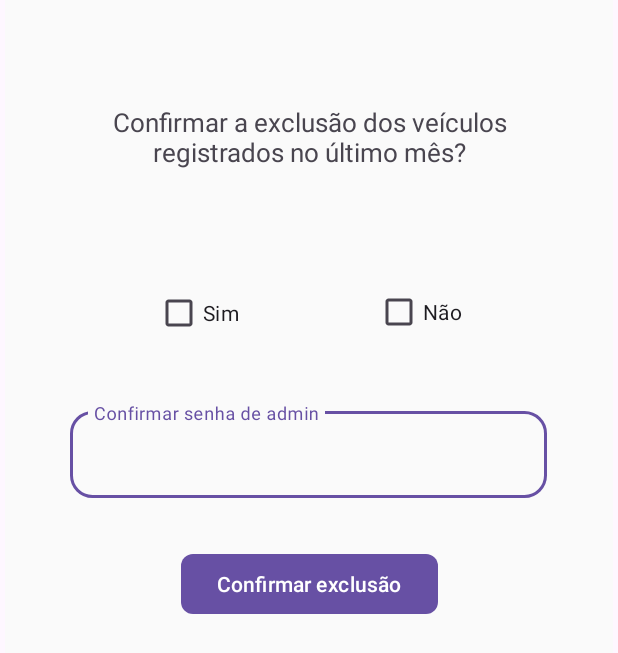
After one commit to liviaizidorio/Projeto-JBS-Estacionamento, an Android app: the ConfirmExclusionCardExt screen opened directly, with no data from a screen before it, on a phone screen of 412 x 824 dp. The commit adds this screen. Shown: the top 653 px of the screen. Run offline under Robolectric (Android 15) with nearby library versions, the phone set to English and light mode, and no system bars.

Commit message:
Criando cards de exclusão de rotina e de saída de veículo

```diff
--- a/app/build.gradle.kts
+++ b/app/build.gradle.kts
@@ -29,6 +29,9 @@
         sourceCompatibility = JavaVersion.VERSION_11
         targetCompatibility = JavaVersion.VERSION_11
     }
+    buildFeatures {
+        viewBinding = true
+    }
 }
 
 dependencies {
@@ -37,6 +40,8 @@
     implementation(libs.material)
     implementation(libs.activity)
     implementation(libs.constraintlayout)
+    implementation(libs.navigation.fragment)
+    implementation(libs.navigation.ui)
     testImplementation(libs.junit)
     androidTestImplementation(libs.ext.junit)
     androidTestImplementation(libs.espresso.core)
--- /dev/null
+++ b/app/src/main/java/com/livia/projetojbs_estacionamento/ConfirmExclusionCardExt.java
@@ -0,0 +1,24 @@
+package com.livia.projetojbs_estacionamento;
+
+import android.os.Bundle;
+
+import androidx.activity.EdgeToEdge;
+import androidx.appcompat.app.AppCompatActivity;
+import androidx.core.graphics.Insets;
+import androidx.core.view.ViewCompat;
+import androidx.core.view.WindowInsetsCompat;
+
+public class ConfirmExclusionCardExt extends AppCompatActivity {
+
+    @Override
+    protected void onCreate(Bundle savedInstanceState) {
+        super.onCreate(savedInstanceState);
+        EdgeToEdge.enable(this);
+        setContentView(R.layout.activity_confirm_exclusion_card_ext);
+        ViewCompat.setOnApplyWindowInsetsListener(findViewById(R.id.main), (v, insets) -> {
+            Insets systemBars = insets.getInsets(WindowInsetsCompat.Type.systemBars());
+            v.setPadding(systemBars.left, systemBars.top, systemBars.right, systemBars.bottom);
+            return insets;
+        });
+    }
+}
--- /dev/null
+++ b/app/src/main/res/layout/activity_confirm_exclusion_card_ext.xml
@@ -0,0 +1,108 @@
+<?xml version="1.0" encoding="utf-8"?>
+<androidx.constraintlayout.widget.ConstraintLayout xmlns:android="http://schemas.android.com/apk/res/android"
+    xmlns:app="http://schemas.android.com/apk/res-auto"
+    xmlns:tools="http://schemas.android.com/tools"
+    android:id="@+id/main"
+    android:layout_width="match_parent"
+    android:layout_height="match_parent"
+    tools:context=".ConfirmExclusionCardExt">
+
+    <androidx.constraintlayout.widget.ConstraintLayout
+        android:layout_width="405dp"
+        android:layout_height="440dp"
+        app:layout_constraintEnd_toEndOf="parent"
+        app:layout_constraintStart_toStartOf="parent"
+        app:layout_constraintTop_toTopOf="parent">
+
+        <com.google.android.material.appbar.MaterialToolbar
+            android:id="@+id/materialToolbar2"
+            android:layout_width="407dp"
+            android:layout_height="442dp"
+            android:background="?attr/colorPrimary"
+            android:backgroundTint="#FAFAFA"
+            android:minHeight="?attr/actionBarSize"
+            android:theme="?attr/actionBarTheme"
+            app:layout_constraintBottom_toBottomOf="parent"
+            app:layout_constraintEnd_toEndOf="parent"
+            app:layout_constraintHorizontal_bias="1.0"
+            app:layout_constraintStart_toStartOf="parent"
+            app:layout_constraintTop_toTopOf="parent"
+            app:layout_constraintVertical_bias="1.0" />
+
+        <TextView
+            android:id="@+id/textView10"
+            android:layout_width="279dp"
+            android:layout_height="59dp"
+            android:text="Confirmar a exclusão dos veículos registrados no último mês?"
+            android:textAlignment="center"
+            android:textSize="17sp"
+            app:layout_constraintBottom_toBottomOf="parent"
+            app:layout_constraintEnd_toEndOf="parent"
+            app:layout_constraintStart_toStartOf="parent"
+            app:layout_constraintTop_toTopOf="@+id/materialToolbar2"
+            app:layout_constraintVertical_bias="0.187" />
+
+        <CheckBox
+            android:id="@+id/checkBox3"
+            android:layout_width="wrap_content"
+            android:layout_height="wrap_content"
+            android:text="Sim"
+            app:layout_constraintBottom_toBottomOf="parent"
+            app:layout_constraintEnd_toEndOf="parent"
+            app:layout_constraintHorizontal_bias="0.287"
+            app:layout_constraintStart_toStartOf="parent"
+            app:layout_constraintTop_toBottomOf="@+id/textView10"
+            app:layout_constraintVertical_bias="0.212" />
+
+        <CheckBox
+            android:id="@+id/checkBox4"
+            android:layout_width="wrap_content"
+            android:layout_height="wrap_content"
+            android:text="Não"
+            app:layout_constraintBottom_toBottomOf="parent"
+            app:layout_constraintEnd_toEndOf="parent"
+            app:layout_constraintHorizontal_bias="0.473"
+            app:layout_constraintStart_toEndOf="@+id/checkBox3"
+            app:layout_constraintTop_toBottomOf="@+id/textView10"
+            app:layout_constraintVertical_bias="0.209" />
+
+        <com.google.android.material.textfield.TextInputLayout
+            android:id="@+id/confirmacaoSenha"
+            style="@style/Widget.MaterialComponents.TextInputLayout.OutlinedBox"
+            android:layout_width="318dp"
+            android:layout_height="70dp"
+            android:layout_marginStart="24dp"
+            android:layout_marginTop="36dp"
+            android:layout_marginEnd="24dp"
+            app:boxCornerRadiusBottomEnd="15dp"
+            app:boxCornerRadiusBottomStart="15dp"
+            app:boxCornerRadiusTopEnd="15dp"
+            app:boxCornerRadiusTopStart="15dp"
+            app:layout_constraintEnd_toEndOf="parent"
+            app:layout_constraintHorizontal_bias="0.487"
+            app:layout_constraintStart_toStartOf="parent"
+            app:layout_constraintTop_toBottomOf="@+id/checkBox3">
+
+            <com.google.android.material.textfield.TextInputEditText
+                android:id="@+id/input_nome_admin"
+                android:layout_width="match_parent"
+                android:layout_height="58dp"
+                android:hint="Confirmar senha de admin"
+                android:padding="12dp" />
+        </com.google.android.material.textfield.TextInputLayout>
+
+        <Button
+            android:id="@+id/button"
+            android:layout_width="wrap_content"
+            android:layout_height="wrap_content"
+            android:text="Confirmar exclusão"
+
+            app:cornerRadius="8dp"
+            app:layout_constraintBottom_toBottomOf="@+id/materialToolbar2"
+            app:layout_constraintEnd_toEndOf="parent"
+            app:layout_constraintStart_toStartOf="parent"
+            app:layout_constraintTop_toBottomOf="@+id/confirmacaoSenha" />
+
+    </androidx.constraintlayout.widget.ConstraintLayout>
+
+</androidx.constraintlayout.widget.ConstraintLayout>
--- a/gradle/libs.versions.toml
+++ b/gradle/libs.versions.toml
@@ -7,6 +7,8 @@
 material = "1.12.0"
 activity = "1.10.1"
 constraintlayout = "2.2.1"
+navigationFragment = "2.9.0"
+navigationUi = "2.9.0"
 
 [libraries]
 junit = { group = "junit", name = "junit", version.ref = "junit" }
@@ -16,6 +18,8 @@
 material = { group = "com.google.android.material", name = "material", version.ref = "material" }
 activity = { group = "androidx.activity", name = "activity", version.ref = "activity" }
 constraintlayout = { group = "androidx.constraintlayout", name = "constraintlayout", version.ref = "constraintlayout" }
+navigation-fragment = { group = "androidx.navigation", name = "navigation-fragment", version.ref = "navigationFragment" }
+navigation-ui = { group = "androidx.navigation", name = "navigation-ui", version.ref = "navigationUi" }
 
 [plugins]
 android-application = { id = "com.android.application", version.ref = "agp" }
```
Also changed, not shown: app/src/main/AndroidManifest.xml (+13 -0 lines), app/src/main/java/com/livia/projetojbs_estacionamento/ConfirmExclusionCard.java (added, +24 -0 lines), app/src/main/java/com/livia/projetojbs_estacionamento/InputVehiclePlate.java (added, +24 -0 lines), app/src/main/java/com/livia/projetojbs_estacionamento/InputVehiclePlateExt.java (added, +24 -0 lines), app/src/main/res/layout/activity_confirm_exclusion_card.xml (added, +68 -0 lines), app/src/main/res/layout/activity_input_vehicle_plate.xml (added, +65 -0 lines), app/src/main/res/layout/activity_input_vehicle_plate_ext.xml (added, +108 -0 lines), app/src/main/res/values/strings.xml (+42 -0 lines).
